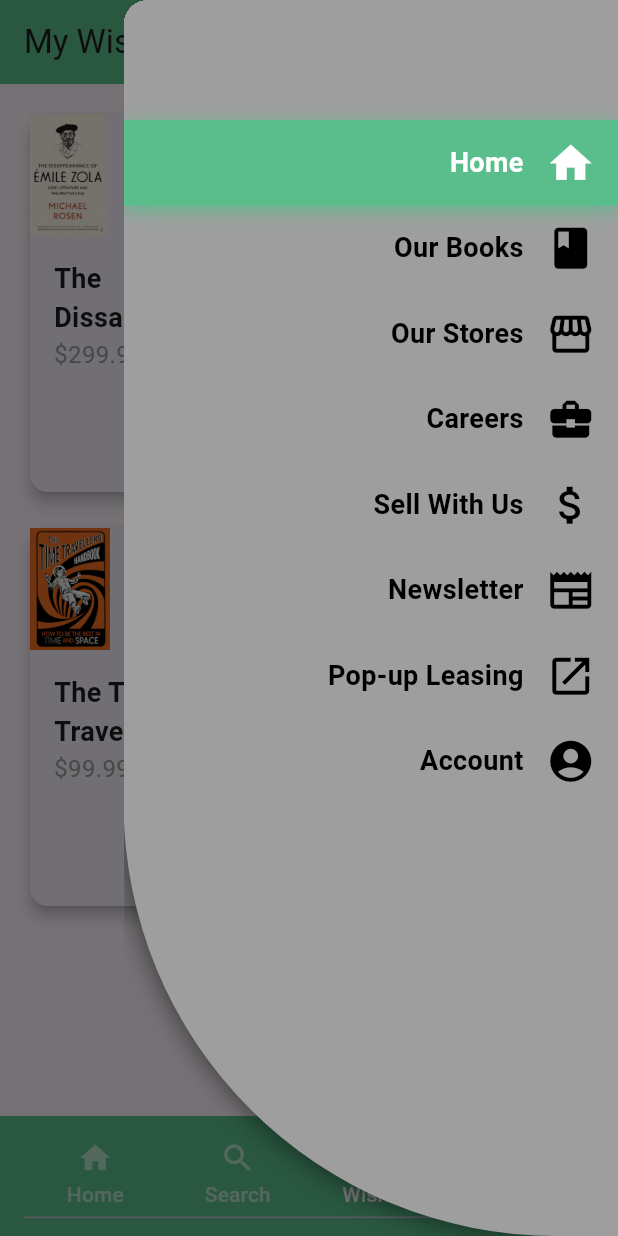
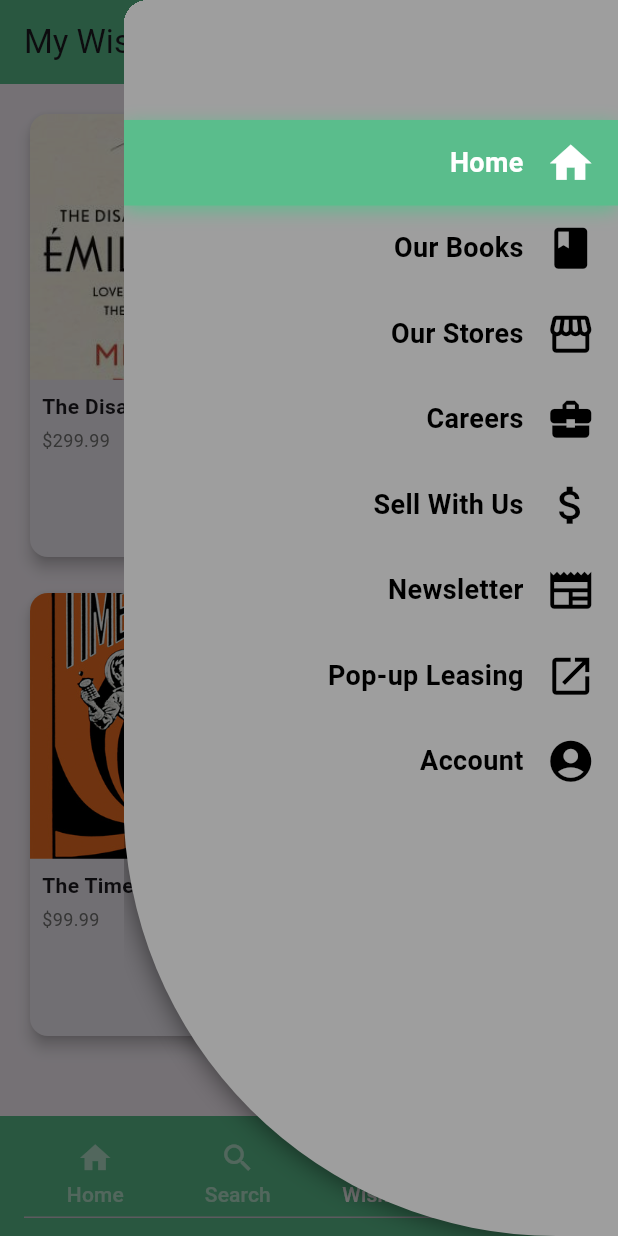
Before and after one commit to ishatank/book_shop, a Flutter app: the screen it shows after launch, item 3 of the bottom bar chosen, in the side drawer, after a tap on the "delete" icon, on a phone screen of 412 x 824 dp. Run offline on Flutter 3.47's test engine with Material 3 defaults, Android fonts, the phone set to English and light mode, and no system bars; our stand-ins replace carousel_slider, firebase_core, flutter_rating_bar; missing offline and left inert: razorpay_flutter; accounts and stored records are empty; Roboto replaces fonts that are missing (SF Pro Text).

```diff
--- a/lib/common_widget/recently_cell.dart
+++ b/lib/common_widget/recently_cell.dart
@@ -1,6 +1,4 @@
-
 import 'package:flutter/material.dart';
-
 import '../common/color_extenstion.dart';
 
 class RecentlyCell extends StatelessWidget {
@@ -9,11 +7,12 @@ class RecentlyCell extends StatelessWidget {
 
   @override
   Widget build(BuildContext context) {
+    var media = MediaQuery.of(context).size;
 
-    var media = MediaQuery.of(context).size;
+    return LayoutBuilder(
+      builder: (context, constraints) {
         return Container(
           margin: const EdgeInsets.symmetric(horizontal: 15),
-        // color: Colors.red,
           width: media.width * 0.32,
           child: Column(
             mainAxisAlignment: MainAxisAlignment.start,
@@ -28,40 +27,46 @@ class RecentlyCell extends StatelessWidget {
                     BoxShadow(
                       color: Colors.black38,
                       offset: Offset(0, 2),
-                        blurRadius: 5)
-                  ]),
+                      blurRadius: 5
+                    )
+                  ]
+                ),
                 child: ClipRRect(
                   borderRadius: BorderRadius.circular(10),
                   child: Image.asset(
                     iObj["img"].toString(),
                     width: media.width * 0.32,
-                  height: media.width * 0.50,
+                    height: media.width * 0.48, // Slightly reduced from 0.50
                     fit: BoxFit.cover,
                   ),
                 ),
               ),
-            const SizedBox(
-              height: 15,
-            ),
+              const SizedBox(height: 10), // Reduced from 15
               Text(
                 iObj["name"].toString(),
-              maxLines: 3,
+                maxLines: 2, // Reduced from 3
+                overflow: TextOverflow.ellipsis,
                 textAlign: TextAlign.left,
                 style: TextStyle(
                   color: TColor.text,
-                  fontSize: 13,
-                  fontWeight: FontWeight.w700),
+                  fontSize: 12, // Slightly reduced from 13
+                  fontWeight: FontWeight.w700
+                ),
               ),
               Text(
                 iObj["author"].toString(),
                 maxLines: 1,
+                overflow: TextOverflow.ellipsis,
                 textAlign: TextAlign.left,
                 style: TextStyle(
                   color: TColor.subTitle,
-                fontSize: 11,
+                  fontSize: 10, // Slightly reduced from 11
                 ),
               )
             ],
-        ));
+          ),
+        );
+      },
+    );
   }
 }
--- a/lib/view/wishlist/wishlist_view.dart
+++ b/lib/view/wishlist/wishlist_view.dart
@@ -6,7 +6,7 @@ class WishlistService {
     // Simulate network delay
     await Future.delayed(Duration(seconds: 1));
     return [
-      Product(id: '1', name: 'The Dissappearance', price: 299.99, imageUrl: 'assets/img/1.jpg'),
+      Product(id: '1', name: 'The Disappearance', price: 299.99, imageUrl: 'assets/img/1.jpg'),
       Product(id: '2', name: 'Fatherhood', price: 899.99, imageUrl: 'assets/img/2.jpg'),
       Product(id: '3', name: 'The Time Travellers', price: 99.99, imageUrl: 'assets/img/3.jpg'),
       // Add more products as needed
@@ -72,11 +72,12 @@ class _WishlistScreenState extends State<WishlistScreen> {
           ? Center(child: CircularProgressIndicator())
           : _wishlistItems.isEmpty
               ? Center(child: Text('Your wishlist is empty'))
-              : GridView.builder(
-                  padding: EdgeInsets.all(16),
+              : Padding(
+                  padding: const EdgeInsets.all(16),
+                  child: GridView.builder(
                     gridDelegate: SliverGridDelegateWithFixedCrossAxisCount(
                       crossAxisCount: 2,
-                    childAspectRatio: 0.7,
+                      childAspectRatio: 0.6,  // Adjusted aspect ratio
                       crossAxisSpacing: 16,
                       mainAxisSpacing: 16,
                     ),
@@ -88,6 +89,7 @@ class _WishlistScreenState extends State<WishlistScreen> {
                         onRemove: () => _removeFromWishlist(product),
                       );
                     },
+                  ),
                 ),
     );
   }
@@ -103,39 +105,61 @@ class WishlistItem extends StatelessWidget {
   Widget build(BuildContext context) {
     return Card(
       elevation: 4,
+      shape: RoundedRectangleBorder(
+        borderRadius: BorderRadius.circular(12),
+      ),
       child: Column(
         crossAxisAlignment: CrossAxisAlignment.start,
         children: [
           Expanded(
-            child: Image.asset( // Load image from URL
+            flex: 3,  // Adjusted flex value to reduce image height
+            child: ClipRRect(
+              borderRadius: BorderRadius.vertical(top: Radius.circular(12)),
+              child: Image.asset(
                 product.imageUrl,
                 fit: BoxFit.cover,
+                width: double.infinity,
               ),
             ),
-          Padding(
-            padding: const EdgeInsets.all(16),
+          ),
+          Expanded(
+            flex: 2,  // Adjusted flex value to give more space for text and button
+            child: Padding(
+              padding: const EdgeInsets.all(8.0),
+              child: SingleChildScrollView(  // Added SingleChildScrollView to prevent overflow
                 child: Column(
+                  crossAxisAlignment: CrossAxisAlignment.start,
+                  mainAxisAlignment: MainAxisAlignment.spaceBetween,
+                  children: [
+                    Column(
                       crossAxisAlignment: CrossAxisAlignment.start,
                       children: [
                         Text(
                           product.name,
-                  style: TextStyle(fontSize: 18, fontWeight: FontWeight.bold),
+                          style: TextStyle(fontSize: 14, fontWeight: FontWeight.bold),
+                          maxLines: 2,
+                          overflow: TextOverflow.ellipsis,
                         ),
+                        SizedBox(height: 4),
                         Text(
                           '\$${product.price.toStringAsFixed(2)}',
-                  style: TextStyle(fontSize: 16, color: Colors.grey),
+                          style: TextStyle(fontSize: 12, color: Colors.grey[600]),
+                        ),
+                      ],
+                    ),
+                    Align(
+                      alignment: Alignment.bottomRight,
+                      child: IconButton(
+                        icon: Icon(Icons.delete, color: Colors.red, size: 20),
+                        onPressed: onRemove,
+                        padding: EdgeInsets.zero,
+                        constraints: BoxConstraints(),
+                      ),
                     ),
                   ],
                 ),
               ),
-          ButtonBar(
-            alignment: MainAxisAlignment.end,
-            children: [
-              IconButton(
-                icon: Icon(Icons.delete),
-                onPressed: onRemove,
             ),
-            ],
           ),
         ],
       ),
```
Also changed, not shown: lib/view/cart/cart_view.dart (+61 -52 lines). Lines whose indentation alone changed are shown as unchanged.
